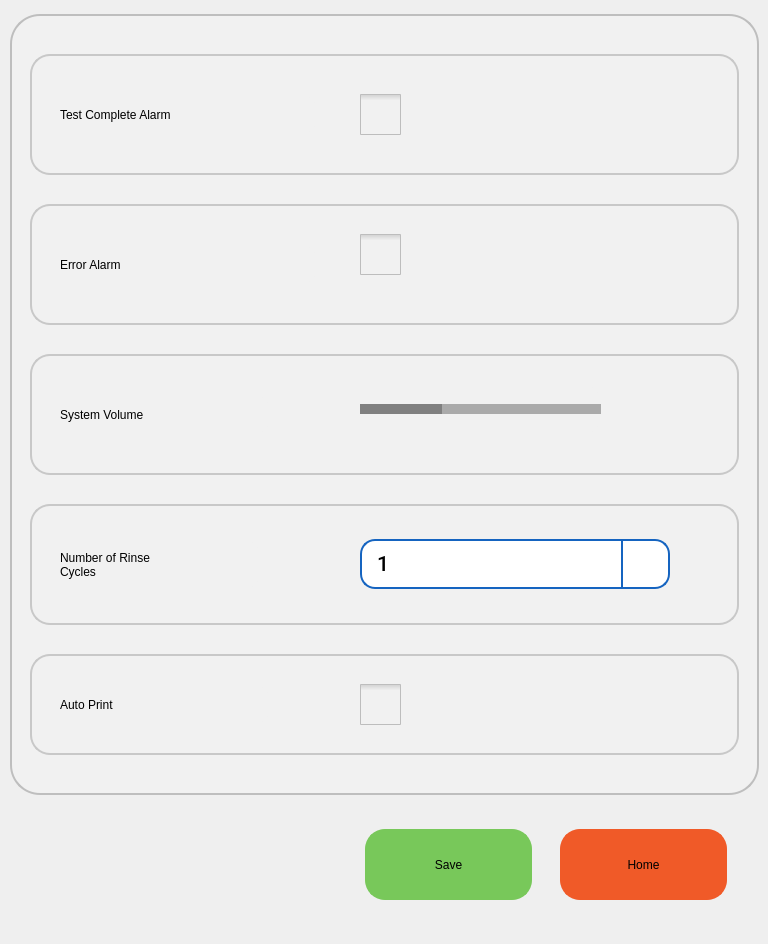
Old version of the form pApp-22-June-2021/susersetup.ui in the repository ChandraMVE/PSSC_QT_Development.
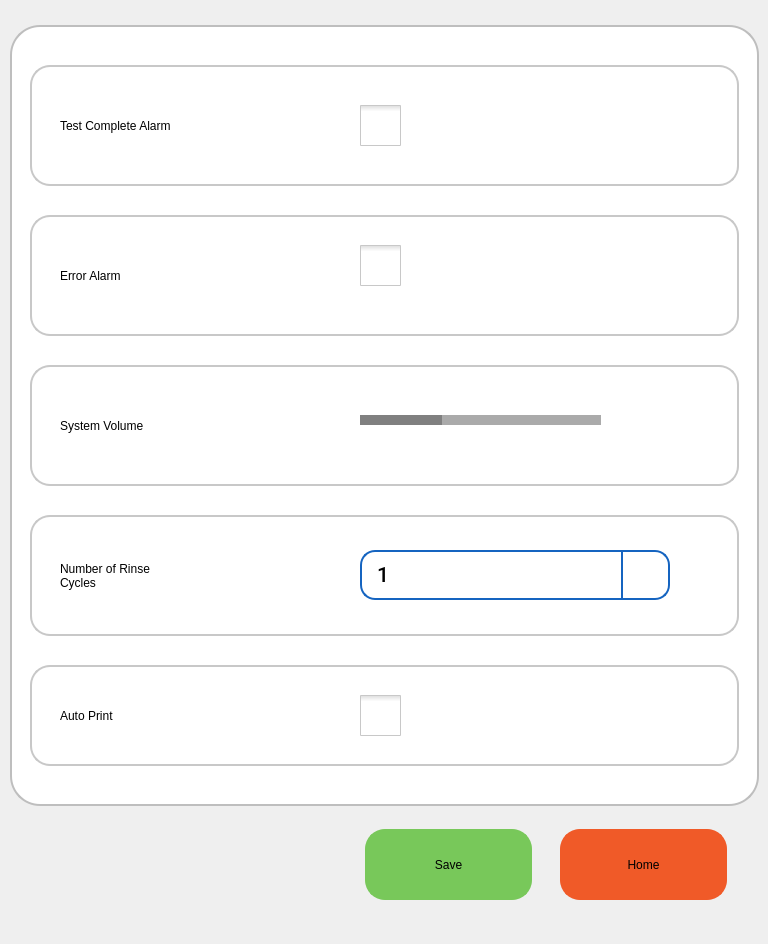
New version of the form. Icons and pictures are not drawn.

What changed in the file:
```diff
--- a/pApp-22-June-2021/susersetup.ui
+++ b/pApp-22-June-2021/susersetup.ui
@@ -168,13 +168,13 @@
    <property name="geometry">
     <rect>
      <x>10</x>
-     <y>14</y>
+     <y>25</y>
      <width>749</width>
      <height>781</height>
     </rect>
    </property>
    <property name="styleSheet">
-    <string notr="true">background-color: rgb(241, 241, 241);
+    <string notr="true">background-color: rgb(255, 255, 255);
 	 border: 2px solid #C4C4C3;
     border-bottom-color: #C2C7CB; /* same as the pane color */
     border-bottom-left-radius: 30px;
```
